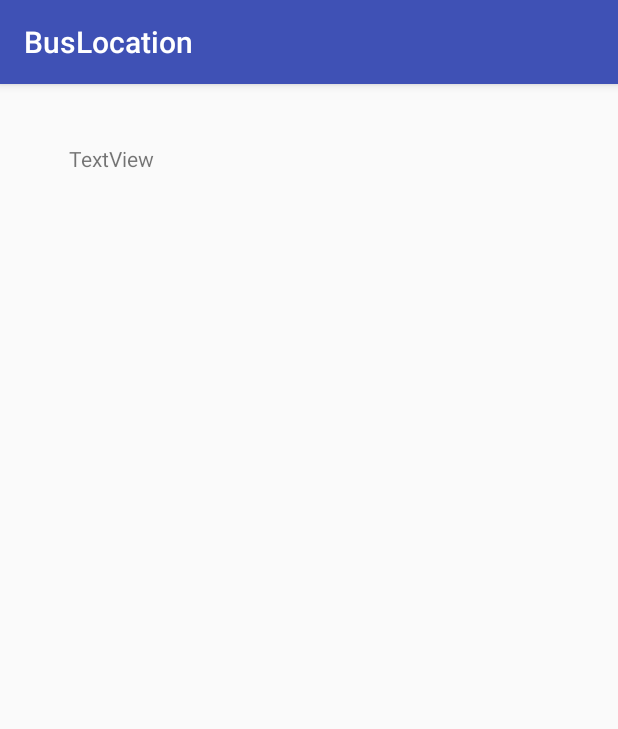
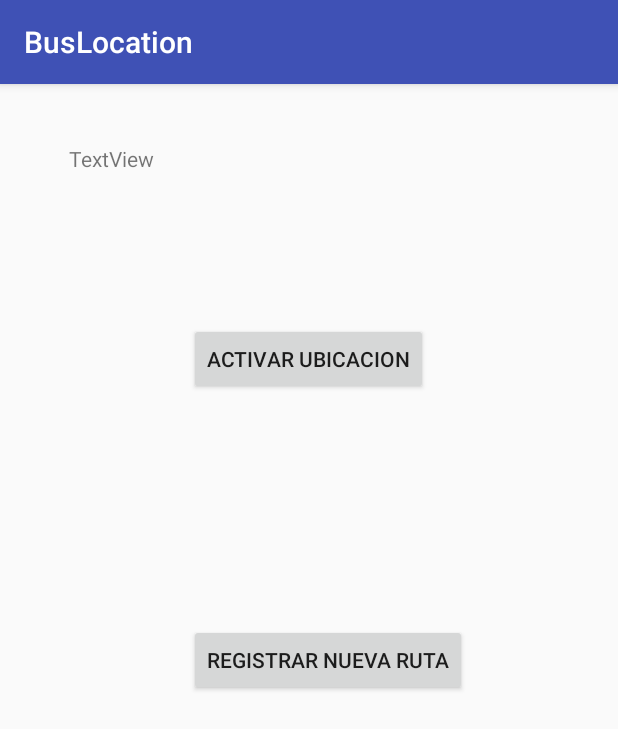
Before and after one commit to FANDROIDE/BusLocation, an Android app: the UsuarioChofer screen opened directly, with no data from a screen before it, on a phone screen of 412 x 824 dp. Shown: the top 729 px of the screen. Run offline under Robolectric (Android 15) with nearby library versions, the phone set to English and light mode, and no system bars.

Commit message:
GPS integrado

```diff
--- a/app/src/main/AndroidManifest.xml
+++ b/app/src/main/AndroidManifest.xml
@@ -3,13 +3,16 @@
     package="com.example.feliciano.buslocation">
 
     <uses-permission android:name="android.permission.INTERNET" />
+    <uses-permission
+        android:name="android.permission.ACCESS_COARSE_LOCATION"/>
+    <uses-permission android:name="android.permission.ACCESS_FINE_LOCATION" />
 
     <!--
          The ACCESS_COARSE/FINE_LOCATION permissions are not required to use
          Google Maps Android API v2, but you must specify either coarse or fine
          location permissions for the 'MyLocation' functionality.
     -->
-    <uses-permission android:name="android.permission.ACCESS_FINE_LOCATION" />
+
 
     <application
         android:allowBackup="true"
--- a/app/src/main/java/com/example/feliciano/buslocation/Inicio.java
+++ b/app/src/main/java/com/example/feliciano/buslocation/Inicio.java
@@ -102,7 +102,7 @@ public class Inicio extends AppCompatActivity implements View.OnClickListener{
         switch (v.getId()){
             case R.id.buttonChofer:
                 Intent siguiente=new Intent(getApplicationContext(),UsuarioChofer.class);
-                siguiente.putExtra("nombre","ola k ace");
+                siguiente.putExtra("nombre","chofer");
                 startActivity(siguiente);
                 break;
             case R.id.buttonUsuario:
--- a/app/src/main/java/com/example/feliciano/buslocation/UsuarioChofer.java
+++ b/app/src/main/java/com/example/feliciano/buslocation/UsuarioChofer.java
@@ -1,19 +1,26 @@
 package com.example.feliciano.buslocation;
 
+import android.content.Intent;
 import android.support.v7.app.AppCompatActivity;
 import android.os.Bundle;
+import android.widget.Button;
 import android.widget.TextView;
 
 public class UsuarioChofer extends AppCompatActivity {
-    private Bundle b;
+    //private Bundle b;
     private TextView texto;
+    Button b;
 
     @Override
     protected void onCreate(Bundle savedInstanceState) {
         super.onCreate(savedInstanceState);
         setContentView(R.layout.activity_usuario_chofer);
         texto=(TextView)findViewById(R.id.textView1);
-        b=getIntent().getExtras();
-        texto.setText("holaa: "+b.getString("nombre"));
+        //b=getIntent().getExtras();
+        //texto.setText("holaa: "+b.getString("nombre"));
+        Intent i=new Intent(getApplicationContext(),MainActivity.class);
+        //i.putExtra("nombre", nombre);
+        startActivity(i);
+
     }
 }
--- a/app/src/main/res/layout/activity_usuario_chofer.xml
+++ b/app/src/main/res/layout/activity_usuario_chofer.xml
@@ -18,4 +18,23 @@
         android:id="@+id/textView1"
         android:layout_alignParentTop="true"
         android:layout_alignParentStart="true" />
+
+    <Button
+        android:text="Activar ubicacion"
+        android:layout_width="wrap_content"
+        android:layout_height="wrap_content"
+        android:layout_below="@+id/textView1"
+        android:layout_centerHorizontal="true"
+        android:layout_marginTop="100dp"
+        android:id="@+id/button3" />
+
+    <Button
+        android:text="Registrar nueva ruta"
+        android:layout_width="wrap_content"
+        android:layout_height="wrap_content"
+        android:id="@+id/registrar"
+        android:layout_centerVertical="true"
+        android:layout_alignStart="@+id/button3" />
+
+
 </RelativeLayout>
```
Also changed, not shown: app/src/main/java/com/example/feliciano/buslocation/MenuUsuario.java (+98 -22 lines).
